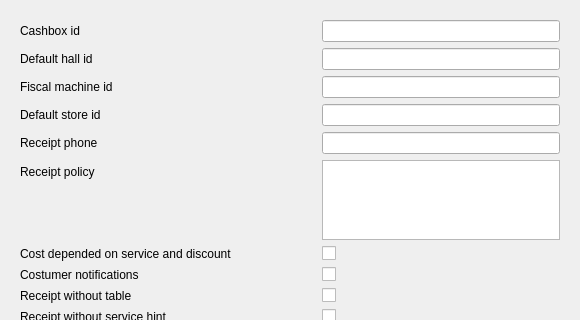
Old version of the form FrontDesk/rworkstationconfigwaiter.ui in the repository End1-1/Cafe5; both pictures show x 0 to 580 and y 0 to 320 of the 580 by 547 pixel window.
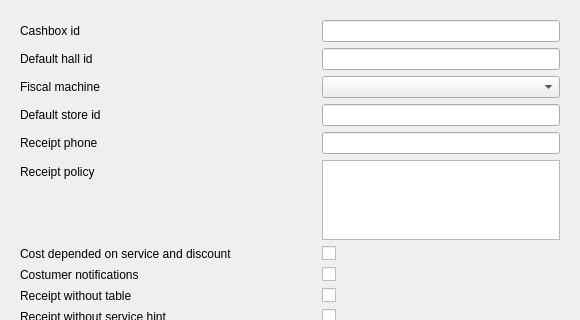
New version of the form.

What changed in the file:
```diff
--- a/FrontDesk/rworkstationconfigwaiter.ui
+++ b/FrontDesk/rworkstationconfigwaiter.ui
@@ -37,12 +37,12 @@
       <item row="2" column="0">
        <widget class="QLabel" name="labelFiscal">
         <property name="text">
-         <string>Fiscal machine id</string>
+         <string>Fiscal machine</string>
         </property>
        </widget>
       </item>
       <item row="2" column="1">
-       <widget class="QLineEdit" name="leFiscalId"/>
+       <widget class="QComboBox" name="cbFiscalMachine"/>
       </item>
       <item row="3" column="0">
        <widget class="QLabel" name="labelStore">
```
